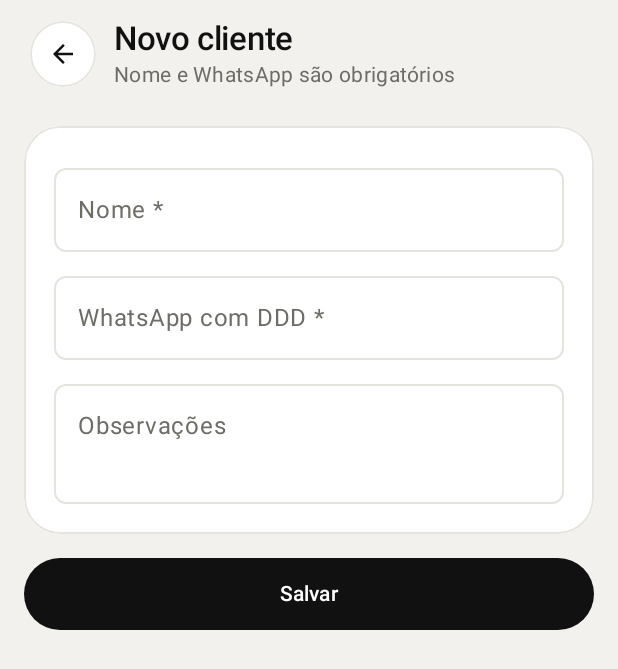
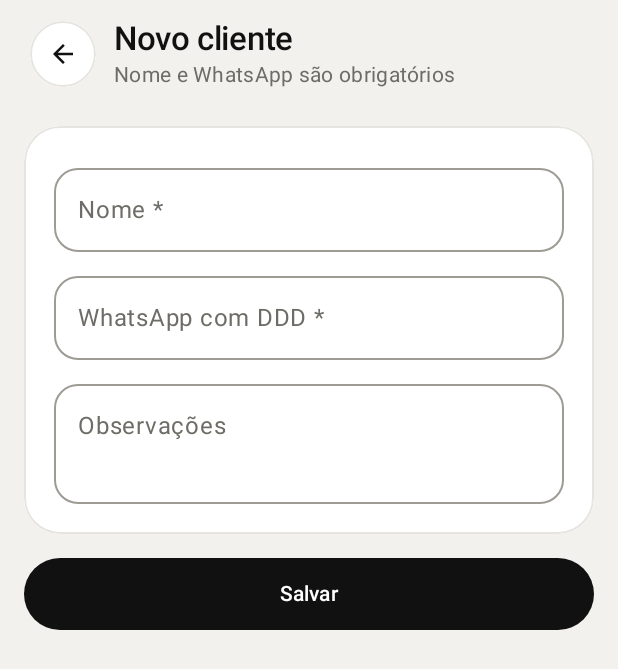
Before and after one commit to ThamyrisSantana/tat-app, an Android app built with Jetpack Compose: the composable CustomerFormScreen shown on its own in the app's theme, on a phone screen of 412 x 824 dp. Shown: the top 669 px of the screen. Run offline under Robolectric (Android 15) with nearby library versions, the phone set to English and light mode, and no system bars; our stand-ins replace Dagger/Hilt's generated code; libraries missing offline, so code that uses them is left out: androidx.hilt.lifecycle.

Commit message:
fix(ui): make text fields stand out from the background
Fields had a transparent background and a light border, so on the warm
canvas they were hard to see. Every field now uses the shared
fieldColors(): white background, darker border and ink when focused.
The payment amount is larger and shows an "R$" prefix.

Co-Authored-By: Claude Opus 5.5 <noreply@anthropic.com>

```diff
--- a/android/app/src/main/java/br/vendas/app/ui/customers/CustomerFormScreen.kt
+++ b/android/app/src/main/java/br/vendas/app/ui/customers/CustomerFormScreen.kt
@@ -37,6 +37,8 @@ import br.vendas.app.domain.CustomerInput
 import br.vendas.app.domain.PhoneNumbers
 import br.vendas.app.ui.common.LoadingBox
 import br.vendas.app.ui.common.friendlyError
+import br.vendas.app.ui.design.fieldColors
+import br.vendas.app.ui.design.FieldShape
 import br.vendas.app.ui.design.Panel
 import br.vendas.app.ui.design.PrimaryButton
 import br.vendas.app.ui.design.ScreenHeader
@@ -164,6 +166,8 @@ fun CustomerFormScreen(
         ) {
             Panel {
                 OutlinedTextField(
+                    shape = FieldShape,
+                    colors = fieldColors(),
                     value = viewModel.name,
                     onValueChange = { viewModel.name = it },
                     label = { Text("Nome *") },
@@ -174,6 +178,8 @@ fun CustomerFormScreen(
                     modifier = Modifier.fillMaxWidth(),
                 )
                 OutlinedTextField(
+                    shape = FieldShape,
+                    colors = fieldColors(),
                     value = viewModel.phone,
                     onValueChange = { viewModel.phone = it },
                     label = { Text("WhatsApp com DDD *") },
@@ -185,6 +191,8 @@ fun CustomerFormScreen(
                     modifier = Modifier.fillMaxWidth().padding(top = 8.dp),
                 )
                 OutlinedTextField(
+                    shape = FieldShape,
+                    colors = fieldColors(),
                     value = viewModel.notes,
                     onValueChange = { viewModel.notes = it },
                     label = { Text("Observações") },
--- a/android/app/src/main/java/br/vendas/app/ui/design/Components.kt
+++ b/android/app/src/main/java/br/vendas/app/ui/design/Components.kt
@@ -36,7 +36,9 @@ import androidx.compose.material3.Icon
 import androidx.compose.material3.IconButton
 import androidx.compose.material3.MaterialTheme
 import androidx.compose.material3.OutlinedButton
+import androidx.compose.material3.OutlinedTextFieldDefaults
 import androidx.compose.material3.Text
+import androidx.compose.material3.TextFieldColors
 import androidx.compose.runtime.Composable
 import androidx.compose.ui.Alignment
 import androidx.compose.ui.Modifier
@@ -52,6 +54,24 @@ import br.vendas.app.ui.theme.AppTheme
 
 val CardShape = RoundedCornerShape(24.dp)
 val PillShape = RoundedCornerShape(50)
+val FieldShape = RoundedCornerShape(16.dp)
+
+/** Text fields sit on a white card with a clear border, so they stand out on the warm canvas. */
+@Composable
+fun fieldColors(): TextFieldColors {
+    val colors = AppTheme.colors
+    return OutlinedTextFieldDefaults.colors(
+        focusedContainerColor = colors.card,
+        unfocusedContainerColor = colors.card,
+        disabledContainerColor = colors.card,
+        errorContainerColor = colors.card,
+        focusedBorderColor = colors.ink,
+        unfocusedBorderColor = colors.faint,
+        focusedLabelColor = colors.ink,
+        unfocusedLabelColor = colors.muted,
+        cursorColor = colors.ink,
+    )
+}
 
 /** Page title area: optional back button, big title, subtitle and actions on the right. */
 @Composable
--- a/android/app/src/main/java/br/vendas/app/ui/login/LoginScreen.kt
+++ b/android/app/src/main/java/br/vendas/app/ui/login/LoginScreen.kt
@@ -27,6 +27,8 @@ import androidx.lifecycle.ViewModel
 import androidx.lifecycle.viewModelScope
 import br.vendas.app.data.AuthGateway
 import br.vendas.app.ui.common.friendlyError
+import br.vendas.app.ui.design.fieldColors
+import br.vendas.app.ui.design.FieldShape
 import br.vendas.app.ui.design.PrimaryButton
 import br.vendas.app.ui.theme.AppTheme
 import dagger.hilt.android.lifecycle.HiltViewModel
@@ -79,6 +81,8 @@ fun LoginScreen(viewModel: LoginViewModel = hiltViewModel()) {
                 modifier = Modifier.padding(top = 8.dp, bottom = 24.dp),
             )
             OutlinedTextField(
+                shape = FieldShape,
+                colors = fieldColors(),
                 state = viewModel.email,
                 label = { Text("E-mail") },
                 lineLimits = TextFieldLineLimits.SingleLine,
@@ -86,6 +90,8 @@ fun LoginScreen(viewModel: LoginViewModel = hiltViewModel()) {
                 modifier = Modifier.fillMaxWidth(),
             )
             OutlinedSecureTextField(
+                shape = FieldShape,
+                colors = fieldColors(),
                 state = viewModel.password,
                 label = { Text("Senha") },
                 modifier = Modifier.fillMaxWidth().padding(top = 8.dp),
--- a/android/app/src/main/java/br/vendas/app/ui/products/ProductListScreen.kt
+++ b/android/app/src/main/java/br/vendas/app/ui/products/ProductListScreen.kt
@@ -40,6 +40,8 @@ import br.vendas.app.ui.common.AutoLoader
 import br.vendas.app.ui.common.EmptyBox
 import br.vendas.app.ui.common.LoadStateContent
 import br.vendas.app.ui.common.friendlyError
+import br.vendas.app.ui.design.fieldColors
+import br.vendas.app.ui.design.FieldShape
 import br.vendas.app.ui.design.ListRow
 import br.vendas.app.ui.design.Panel
 import br.vendas.app.ui.design.PillTabs
@@ -194,6 +196,8 @@ private fun ProductDialog(
         text = {
             Column {
                 OutlinedTextField(
+                    shape = FieldShape,
+                    colors = fieldColors(),
                     value = name,
                     onValueChange = { name = it },
                     label = { Text("Nome") },
@@ -201,6 +205,8 @@ private fun ProductDialog(
                     keyboardOptions = KeyboardOptions(capitalization = KeyboardCapitalization.Sentences),
                 )
                 OutlinedTextField(
+                    shape = FieldShape,
+                    colors = fieldColors(),
                     value = price,
                     onValueChange = { price = it },
                     label = { Text("Preço (R$)") },
--- a/android/app/src/main/java/br/vendas/app/ui/settings/SettingsScreen.kt
+++ b/android/app/src/main/java/br/vendas/app/ui/settings/SettingsScreen.kt
@@ -27,6 +27,8 @@ import br.vendas.app.BuildConfig
 import br.vendas.app.data.SettingsRepository
 import br.vendas.app.data.ShopSettings
 import br.vendas.app.domain.PhoneNumbers
+import br.vendas.app.ui.design.fieldColors
+import br.vendas.app.ui.design.FieldShape
 import br.vendas.app.ui.design.Panel
 import br.vendas.app.ui.design.PrimaryButton
 import br.vendas.app.ui.design.ScreenHeader
@@ -76,6 +78,8 @@ fun SettingsScreen(
             Panel {
                 SectionHeader("Sua loja", subtitle = "Aparece no topo dos comprovantes")
                 OutlinedTextField(
+                    shape = FieldShape,
+                    colors = fieldColors(),
                     value = viewModel.name,
                     onValueChange = { viewModel.name = it },
                     label = { Text("Nome da loja") },
@@ -84,6 +88,8 @@ fun SettingsScreen(
                     modifier = Modifier.fillMaxWidth().padding(top = 12.dp),
                 )
                 OutlinedTextField(
+                    shape = FieldShape,
+                    colors = fieldColors(),
                     value = viewModel.phone,
                     onValueChange = { viewModel.phone = it },
                     label = { Text("WhatsApp da loja (opcional)") },
```
Also changed, not shown: android/app/src/main/java/br/vendas/app/ui/customers/CustomerListScreen.kt (+2 -6 lines), android/app/src/main/java/br/vendas/app/ui/payments/PaymentSheet.kt (+9 -1 lines), android/app/src/main/java/br/vendas/app/ui/purchases/NewPurchaseScreen.kt (+10 -0 lines), 1 other file.
